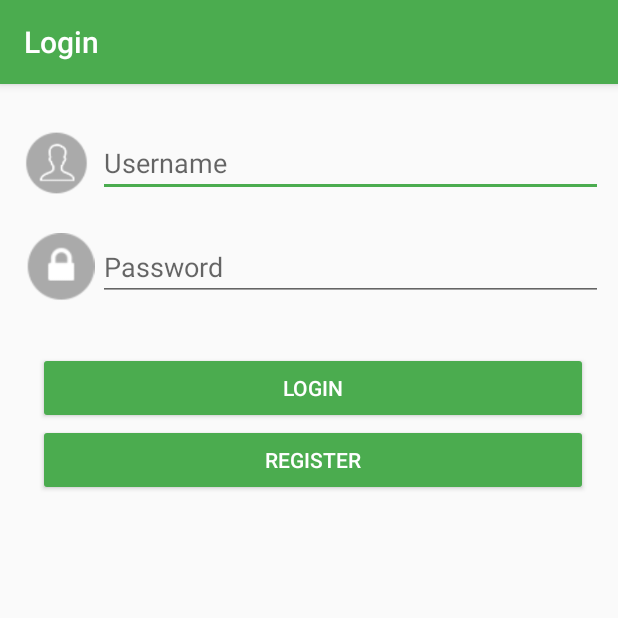
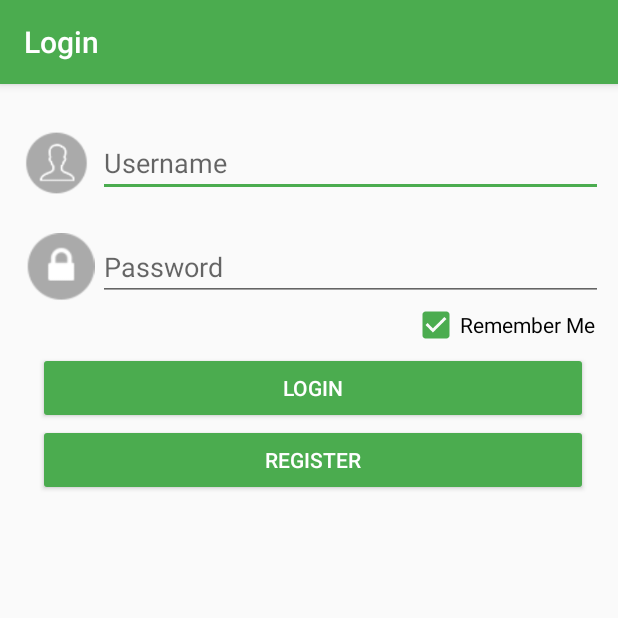
Before and after one commit to dzt/MobilePassport, an Android app: the screen it shows after launch (LoginActivity), on a phone screen of 412 x 824 dp, the top half of it. Run offline under Robolectric (Android 15) with nearby library versions, the phone set to English and light mode, and no system bars; libraries missing offline, so code that uses them is left out: com.loopj.android, cz.msebera.android.

Commit message:
Checkbox and New Feature that allows you to save your information without having to log back in again when closing the app

```diff
--- a/android/app/build.gradle
+++ b/android/app/build.gradle
@@ -24,6 +24,7 @@ android {
         compile 'com.android.support:support-v4:+'
         compile 'com.android.support:design:23.0.1'
         compile 'de.hdodenhof:circleimageview:2.0.0'
+        compile 'com.squareup.picasso:picasso:2.5.2'
         compile 'com.loopj.android:android-async-http:1.4.9'
         compile group: 'org.apache.httpcomponents' , name: 'httpclient-android' , version: '4.3.5.1'
 
--- a/android/app/src/main/java/com/petersoboyejo/mobilepassport/activities/LoginActivity.java
+++ b/android/app/src/main/java/com/petersoboyejo/mobilepassport/activities/LoginActivity.java
@@ -2,11 +2,13 @@ package com.petersoboyejo.mobilepassport.activities;
 
 import android.content.Context;
 import android.content.Intent;
+import android.content.SharedPreferences;
 import android.support.v7.app.AppCompatActivity;
 import android.os.Bundle;
 import android.support.v7.widget.Toolbar;
 import android.view.View;
 import android.widget.Button;
+import android.widget.CheckBox;
 import android.widget.EditText;
 import android.widget.Toast;
 
@@ -15,6 +17,7 @@ import com.petersoboyejo.mobilepassport.BaseActivity;
 import com.petersoboyejo.mobilepassport.R;
 import com.petersoboyejo.mobilepassport.http.AsyncClient;
 import com.petersoboyejo.mobilepassport.http.mJsonHttpResponseHandler;
+import com.petersoboyejo.mobilepassport.utils.SharedPreferencesHandler;
 
 import org.json.JSONException;
 import org.json.JSONObject;
@@ -28,6 +31,7 @@ public class LoginActivity extends AppCompatActivity {
     Button loginButton;
     Button registerButton;
     Context context;
+    CheckBox cb_remember_me;
 
     @Override
     protected void onCreate(Bundle savedInstanceState) {
@@ -43,7 +47,11 @@ public class LoginActivity extends AppCompatActivity {
         password = (EditText) findViewById(R.id.pswd);
         loginButton = (Button) findViewById(R.id.loginBtn);
         registerButton = (Button) findViewById(R.id.registerBtn);
+        cb_remember_me = (CheckBox) findViewById(R.id.cb_remember);
         context = this.getApplicationContext();
+
+        username.setText(SharedPreferencesHandler.getString(context, "username"));
+        password.setText(SharedPreferencesHandler.getString(context, "password"));
     }
 
     public void login(final View v) {
@@ -57,6 +65,15 @@ public class LoginActivity extends AppCompatActivity {
             public void onSuccess(int statusCode, Header[] headers, JSONObject response) {
                 try {
                     if (response.getInt(context.getString(R.string.server_response)) == 1) {
+
+                        if (cb_remember_me.isChecked()) {
+
+                            SharedPreferencesHandler.writeString(context, "username", username.getText().toString());
+                            SharedPreferencesHandler.writeString(context, "password", password.getText().toString());
+                            SharedPreferencesHandler.writeBoolean(context, "rememberMe", true);
+
+                        }
+
                         Toast.makeText(context, response.getString(context.getString(R.string.server_message)), Toast.LENGTH_SHORT).show();
                         Intent i = new Intent(context, BaseActivity.class);
                         startActivity(i);
--- a/android/app/src/main/java/com/petersoboyejo/mobilepassport/activities/SplashActivity.java
+++ b/android/app/src/main/java/com/petersoboyejo/mobilepassport/activities/SplashActivity.java
@@ -1,28 +1,76 @@
 package com.petersoboyejo.mobilepassport.activities;
 
+import android.content.Context;
 import android.content.Intent;
 import android.os.Handler;
 import android.support.v7.app.AppCompatActivity;
 import android.os.Bundle;
+import android.widget.Toast;
 
+import com.loopj.android.http.RequestParams;
+import com.petersoboyejo.mobilepassport.BaseActivity;
 import com.petersoboyejo.mobilepassport.R;
+import com.petersoboyejo.mobilepassport.http.AsyncClient;
+import com.petersoboyejo.mobilepassport.http.mJsonHttpResponseHandler;
+import com.petersoboyejo.mobilepassport.utils.SharedPreferencesHandler;
+
+import org.json.JSONException;
+import org.json.JSONObject;
+
+import cz.msebera.android.httpclient.Header;
 
 public class SplashActivity extends AppCompatActivity {
 
     private static int SPLASH_TIME_OUT = 3000;
+    Context context;
 
     @Override
     protected void onCreate(Bundle savedInstanceState) {
         super.onCreate(savedInstanceState);
         setContentView(R.layout.activity_splash);
 
+        context = this;
+
+        final String userParam = SharedPreferencesHandler.getString(this, "username");
+        final String passParam = SharedPreferencesHandler.getString(this, "password");
+
         new Handler().postDelayed(new Runnable() {
 
             @Override
             public void run() {
 
-                Intent i = new Intent(SplashActivity.this, LoginActivity.class);
-                startActivity(i);
+                if (SharedPreferencesHandler.getBoolean(context, "rememberMe") == true) {
+
+                    RequestParams params = new RequestParams();
+                    params.put("username", userParam);
+                    params.put("password", passParam);
+
+                    AsyncClient.post("/login", params, new mJsonHttpResponseHandler(context) {
+                        @Override
+                        public void onSuccess(int statusCode, Header[] headers, JSONObject response) {
+                            try {
+                                if (response.getInt(context.getString(R.string.server_response)) == 1) {
+                                    Toast.makeText(context, response.getString(context.getString(R.string.server_message)), Toast.LENGTH_SHORT).show();
+                                    Intent i = new Intent(context, BaseActivity.class);
+                                    startActivity(i);
+                                    finish();
+                                } else if (response.getInt(context.getString(R.string.server_response)) == 0) {
+                                    Toast.makeText(context, response.getString(context.getString(R.string.server_message)), Toast.LENGTH_SHORT).show();
+                                    Intent i = new Intent(SplashActivity.this, LoginActivity.class);
+                                    startActivity(i);
+                                }
+                            } catch (JSONException e) {
+                                e.printStackTrace();
+                            }
+                        }
+                    });
+
+                } else {
+
+                    Intent i = new Intent(SplashActivity.this, LoginActivity.class);
+                    startActivity(i);
+
+                }
 
                 finish();
             }
--- a/android/app/src/main/res/layout/activity_login.xml
+++ b/android/app/src/main/res/layout/activity_login.xml
@@ -87,4 +87,15 @@
         android:layout_toStartOf="@+id/pswd"
         android:layout_alignTop="@+id/pswd" />
 
+    <CheckBox
+        android:layout_width="wrap_content"
+        android:layout_height="wrap_content"
+        android:text="Remember Me"
+        android:id="@+id/cb_remember"
+        android:layout_below="@+id/pswd"
+        android:layout_alignRight="@+id/pswd"
+        android:layout_alignEnd="@+id/pswd"
+        android:checked="true"
+        android:layout_marginRight="5dp" />
+
 </RelativeLayout>
--- a/android/app/src/main/res/values/strings.xml
+++ b/android/app/src/main/res/values/strings.xml
@@ -9,6 +9,7 @@
     <string name="server_response">SERVER_RESPONSE</string>
     <string name="server_message">SERVER_MESSAGE</string>
 
+    <string name="sharedPreferences">com.petersoboyejo.mobilepassport</string>
 
     <string name="drawer_open">Open</string>
     <string name="drawer_close">Close</string>
```
Also changed, not shown: android/app/src/main/java/com/petersoboyejo/mobilepassport/fragments/HomeFragment.java (+13 -4 lines), android/app/src/main/java/com/petersoboyejo/mobilepassport/fragments/SettingsFragment.java (+7 -2 lines), android/app/src/main/java/com/petersoboyejo/mobilepassport/utils/SharedPreferencesHandler.java (added, +50 -0 lines), android/app/src/main/res/layout/fragment_home.xml (+16 -10 lines), android/app/libs/gravatar-android-1.0.jar (added), 4 other files.
